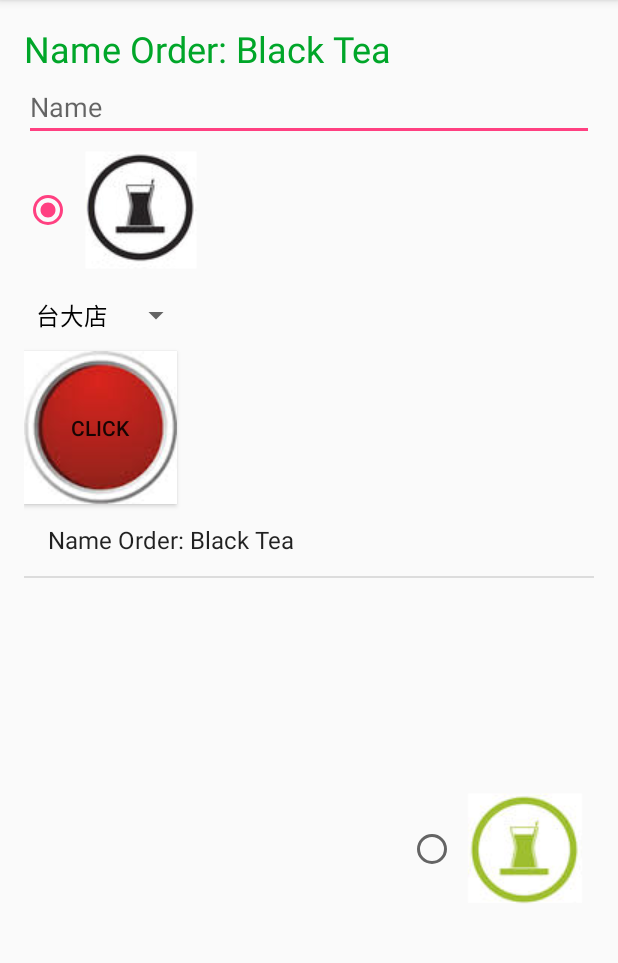
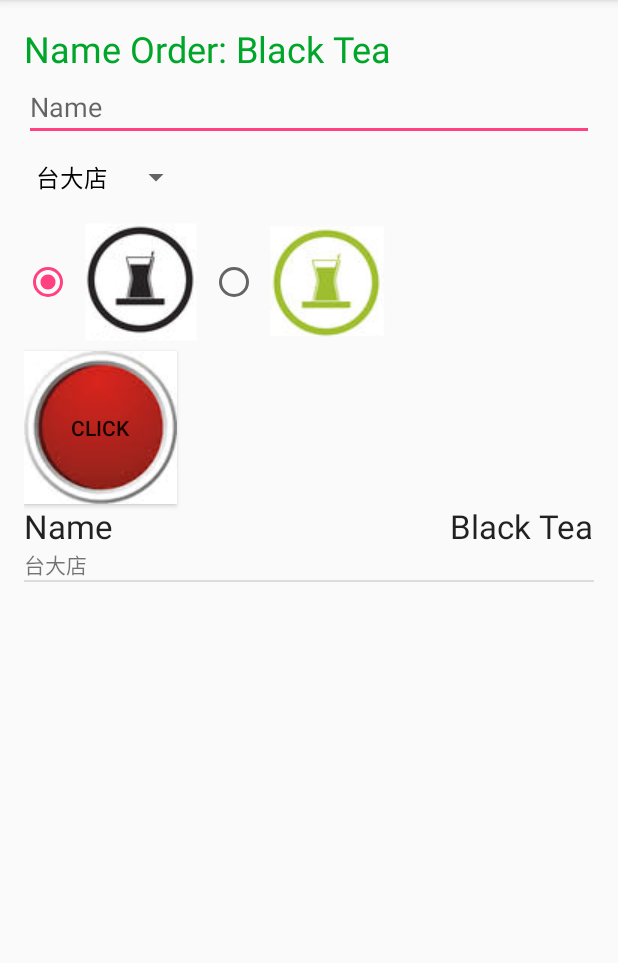
Before and after one commit to pibomb/android-class, an Android app: the screen it shows after launch (MainActivity), after a tap on "CLICK", on a phone screen of 412 x 824 dp, the part 84-1047 px from its top. Run offline under Robolectric (Android 15) with nearby library versions, the phone set to English and light mode, and no system bars.

Commit message:
Add OrderAdapter and ItemClickListener
Created an adapter to package the orders. Added an item click listener
to make text on click of the list view.

```diff
--- a/SimpleUI/app/src/main/java/com/example/mcmor/simpleui/MainActivity.java
+++ b/SimpleUI/app/src/main/java/com/example/mcmor/simpleui/MainActivity.java
@@ -1,19 +1,22 @@
 package com.example.mcmor.simpleui;
 
-import android.content.res.Resources;
 import android.support.v7.app.AppCompatActivity;
 import android.os.Bundle;
 import android.view.View;
+import android.widget.AdapterView;
 import android.widget.ArrayAdapter;
 import android.widget.EditText;
 import android.widget.ListView;
 import android.widget.RadioGroup;
+import android.widget.SimpleAdapter;
 import android.widget.Spinner;
-import android.widget.SpinnerAdapter;
 import android.widget.TextView;
+import android.widget.Toast;
 
 import java.util.ArrayList;
+import java.util.HashMap;
 import java.util.List;
+import java.util.Map;
 
 public class MainActivity extends AppCompatActivity {
 
@@ -25,7 +28,7 @@ public class MainActivity extends AppCompatActivity {
 
     String drink = "Black Tea";
 
-    List<String> data = new ArrayList<String>();
+    List<Order> data = new ArrayList<Order>();
 
     @Override
     protected void onCreate(Bundle savedInstanceState) {
@@ -41,11 +44,19 @@ public class MainActivity extends AppCompatActivity {
         radioGroup.setOnCheckedChangeListener(new RadioGroup.OnCheckedChangeListener() {
             @Override
             public void onCheckedChanged(RadioGroup group, int checkedId) {
-                if(checkedId == R.id.blackTeaRadioButton) {
+                if (checkedId == R.id.blackTeaRadioButton) {
                     drink = "Black Tea";
-                } else if(checkedId == R.id.greenTeaRadioButton) {
+                } else if (checkedId == R.id.greenTeaRadioButton) {
                     drink = "Green Tea";
                 }
+            }
+        });
+
+        listView.setOnItemClickListener(new AdapterView.OnItemClickListener() {
+            @Override
+            public void onItemClick(AdapterView<?> parent, View view, int position, long id) {
+                Order order = (Order) parent.getAdapter().getItem(position);
+                Toast.makeText(MainActivity.this, order.note, Toast.LENGTH_LONG).show();
             }
         });
 
@@ -56,7 +67,26 @@ public class MainActivity extends AppCompatActivity {
     private void setupListView() {
 //        String[] data = new String[] {"1", "2", "3", "4", "5", "6", "7", "8"};
 
-        ArrayAdapter<String> adapter = new ArrayAdapter<String>(this, android.R.layout.simple_list_item_1, data);
+//        List<Map<String, String>> mapList = new ArrayList<>();
+//
+//        for(Order order : data) {
+//            Map<String, String> item = new HashMap<>();
+//
+//            item.put("note", order.note);
+//            item.put("storeInfo", order.storeInfo);
+//            item.put("drink", order.drink);
+//
+//            mapList.add(item);
+//        }
+//
+//        String[] from = {"note", "storeInfo", "drink"};
+//        int[] to = {R.id.noteTextView, R.id.storeInfoTextView, R.id.drinkTextView};
+//
+//        SimpleAdapter adapter = new SimpleAdapter(this, mapList, R.layout.listview_order_item, from, to);
+//
+//        listView.setAdapter(adapter);
+
+        OrderAdapter adapter = new OrderAdapter(this, data);
         listView.setAdapter(adapter);
     }
 
@@ -72,12 +102,17 @@ public class MainActivity extends AppCompatActivity {
         if (text.equals(""))
             text = "Name";
 
-        text += " Order: " + drink;
-        textView.setText(text);
+        String result = text + " Order: " + drink;
+        textView.setText(result);
 
         editText.setText("");
 
-        data.add(text);
+        Order order = new Order();
+        order.note = text;
+        order.drink = drink;
+        order.storeInfo = (String) spinner.getSelectedItem();
+
+        data.add(order);
         setupListView();
     }
 }
--- /dev/null
+++ b/SimpleUI/app/src/main/java/com/example/mcmor/simpleui/Order.java
@@ -0,0 +1,10 @@
+package com.example.mcmor.simpleui;
+
+/**
+ * Created by mcmor on 2016-08-09.
+ */
+public class Order {
+    String note;
+    String storeInfo;
+    String drink;
+}
--- /dev/null
+++ b/SimpleUI/app/src/main/java/com/example/mcmor/simpleui/OrderAdapter.java
@@ -0,0 +1,74 @@
+package com.example.mcmor.simpleui;
+
+import android.content.Context;
+import android.view.LayoutInflater;
+import android.view.View;
+import android.view.ViewGroup;
+import android.widget.BaseAdapter;
+import android.widget.TextView;
+
+import java.util.List;
+
+/**
+ * Created by mcmor on 2016-08-09.
+ */
+public class OrderAdapter extends BaseAdapter {
+
+    List<Order> orders;
+    LayoutInflater layoutInflater;
+
+    public OrderAdapter(Context context, List<Order> orderList) {
+        this.orders = orderList;
+        this.layoutInflater = LayoutInflater.from(context);
+    }
+
+    @Override
+    public int getCount() {
+        return orders.size();
+    }
+
+    @Override
+    public Object getItem(int position) {
+        return orders.get(position);
+    }
+
+    @Override
+    public long getItemId(int position) {
+        return position;
+    }
+
+    @Override
+    public View getView(int position, View convertView, ViewGroup parent) {
+
+        Holder holder;
+
+        if(convertView == null) {
+            convertView = layoutInflater.inflate(R.layout.listview_order_item, null);
+
+            TextView noteTextView = (TextView) convertView.findViewById(R.id.noteTextView);
+            TextView storeInfoTextView = (TextView) convertView.findViewById(R.id.storeInfoTextView);
+            TextView drinkTextView = (TextView) convertView.findViewById((R.id.drinkTextView));
+
+            holder = new Holder();
+
+            holder.noteTextView = noteTextView;
+            holder.storeInfoTextView = storeInfoTextView;
+            holder.drinkTextView = drinkTextView;
+
+            convertView.setTag(holder);
+        } else {
+            holder = (Holder) convertView.getTag();
+        }
+
+        Order order = orders.get(position);
+        holder.noteTextView.setText(order.note);
+        holder.storeInfoTextView.setText(order.storeInfo);
+        holder.drinkTextView.setText(order.drink);
+
+        return convertView;
+    }
+
+    class Holder {
+        TextView noteTextView, storeInfoTextView, drinkTextView;
+    }
+}
--- a/SimpleUI/app/src/main/res/layout/activity_main.xml
+++ b/SimpleUI/app/src/main/res/layout/activity_main.xml
@@ -31,7 +31,7 @@
         android:layout_alignParentBottom="false"
         android:onClick="click"
         android:background="@drawable/button"
-        android:layout_below="@+id/spinner" />
+        android:layout_below="@+id/radioGroup" />
 
     <EditText
         android:layout_width="match_parent"
@@ -45,11 +45,11 @@
     <RadioGroup
         android:layout_width="match_parent"
         android:layout_height="wrap_content"
-        android:layout_below="@+id/editText"
+        android:orientation="horizontal"
+        android:id="@+id/radioGroup"
+        android:layout_below="@+id/spinner"
         android:layout_alignParentLeft="true"
-        android:layout_alignParentStart="true"
-        android:orientation="horizontal"
-        android:id="@+id/radioGroup">
+        android:layout_alignParentStart="true">
 
         <RadioButton
             android:layout_width="wrap_content"
@@ -57,6 +57,17 @@
             android:id="@+id/blackTeaRadioButton"
             android:checked="true"
             android:drawableRight="@drawable/blacktea" />
+
+        <RadioButton
+            android:layout_width="wrap_content"
+            android:layout_height="wrap_content"
+            android:id="@+id/greenTeaRadioButton"
+            android:checked="false"
+            android:drawableRight="@drawable/greentea"
+            android:layout_alignBaseline="@+id/button"
+            android:layout_alignBottom="@+id/button"
+            android:layout_toRightOf="@+id/radioGroup"
+            android:layout_toEndOf="@+id/radioGroup" />
 
     </RadioGroup>
 
@@ -72,20 +83,8 @@
         android:layout_width="wrap_content"
         android:layout_height="wrap_content"
         android:id="@+id/spinner"
-        android:layout_below="@+id/radioGroup"
         android:layout_alignParentLeft="true"
-        android:layout_alignParentStart="true" />
-
-    <RadioButton
-        android:layout_width="wrap_content"
-        android:layout_height="wrap_content"
-        android:id="@+id/greenTeaRadioButton"
-        android:layout_gravity="center_horizontal"
-        android:checked="false"
-        android:drawableRight="@drawable/greentea"
-        android:layout_alignParentBottom="true"
-        android:layout_alignParentRight="true"
-        android:layout_alignParentEnd="true"
-        android:layout_marginBottom="140dp" />
+        android:layout_alignParentStart="true"
+        android:layout_below="@+id/editText" />
 
 </RelativeLayout>
--- /dev/null
+++ b/SimpleUI/app/src/main/res/layout/listview_order_item.xml
@@ -0,0 +1,33 @@
+<?xml version="1.0" encoding="utf-8"?>
+<RelativeLayout xmlns:android="http://schemas.android.com/apk/res/android"
+    android:layout_width="match_parent" android:layout_height="match_parent">
+
+    <TextView
+        android:layout_width="wrap_content"
+        android:layout_height="wrap_content"
+        android:textAppearance="?android:attr/textAppearanceLarge"
+        android:text="Note"
+        android:id="@+id/noteTextView"
+        android:layout_alignParentTop="true"
+        android:layout_alignParentLeft="true"
+        android:layout_alignParentStart="true" />
+
+    <TextView
+        android:layout_width="wrap_content"
+        android:layout_height="wrap_content"
+        android:text="store"
+        android:id="@+id/storeInfoTextView"
+        android:layout_below="@+id/noteTextView"
+        android:layout_alignParentLeft="true"
+        android:layout_alignParentStart="true" />
+
+    <TextView
+        android:layout_width="wrap_content"
+        android:layout_height="wrap_content"
+        android:textAppearance="?android:attr/textAppearanceLarge"
+        android:text="Drink"
+        android:id="@+id/drinkTextView"
+        android:layout_alignParentTop="true"
+        android:layout_alignParentRight="true"
+        android:layout_alignParentEnd="false" />
+</RelativeLayout>
```
